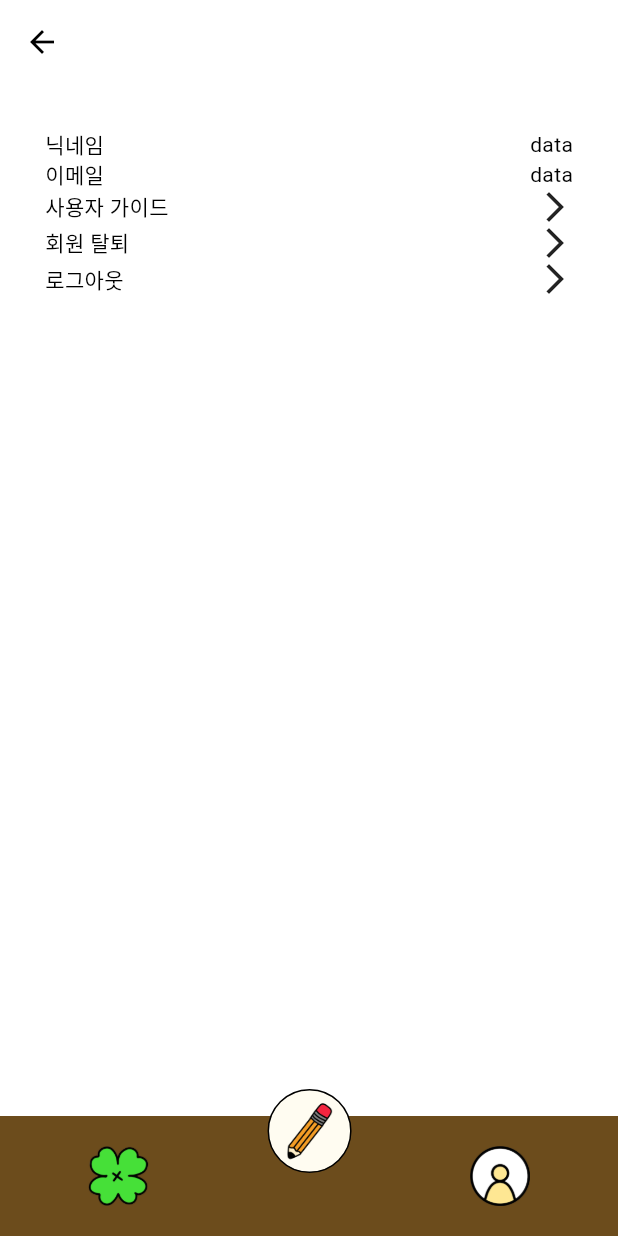
After one commit to soju96/capsule, a Flutter app: the MyPageScreen screen opened directly, on a phone screen of 412 x 824 dp. The commit adds this screen. Run offline on Flutter 3.47's test engine with Material 3 defaults, Android fonts, the phone set to English and light mode, and no system bars.

Commit message:
[wk] / update / index_screen.dart / 작업 중 [wk] / add /. mypage_screen.dart / 추가

```diff
--- a/lib/main.dart
+++ b/lib/main.dart
@@ -1,4 +1,6 @@
 import 'package:capsule/src/pages/home_screen.dart';
+import 'package:capsule/src/pages/index_screen.dart';
+import 'package:capsule/src/pages/mypage_screen.dart';
 import 'package:flutter/material.dart';
 
 void main() {
--- /dev/null
+++ b/lib/src/pages/mypage_screen.dart
@@ -0,0 +1,41 @@
+import 'package:capsule/src/widgets/custom_bottom_app_bar.dart';
+import 'package:flutter/material.dart';
+
+class MyPageScreen extends StatelessWidget {
+  const MyPageScreen({super.key});
+
+  @override
+  Widget build(BuildContext context) {
+    return Scaffold(
+      appBar: AppBar(),
+      body: Container(
+        padding: const EdgeInsets.all(30),
+        child: const Column(
+          children: [
+            Row(
+              mainAxisAlignment: MainAxisAlignment.spaceBetween,
+              children: [Text('닉네임'), Text('data')],
+            ),
+            Row(
+              mainAxisAlignment: MainAxisAlignment.spaceBetween,
+              children: [Text('이메일'), Text('data')],
+            ),
+            Row(
+              mainAxisAlignment: MainAxisAlignment.spaceBetween,
+              children: [Text('사용자 가이드'), Icon(Icons.arrow_forward_ios)],
+            ),
+            Row(
+              mainAxisAlignment: MainAxisAlignment.spaceBetween,
+              children: [Text('회원 탈퇴'), Icon(Icons.arrow_forward_ios)],
+            ),
+            Row(
+              mainAxisAlignment: MainAxisAlignment.spaceBetween,
+              children: [Text('로그아웃'), Icon(Icons.arrow_forward_ios)],
+            ),
+          ],
+        ),
+      ),
+      bottomNavigationBar: const CustomBottomAppBar(),
+    );
+  }
+}
```
Also changed, not shown: lib/src/pages/index_screen.dart (+41 -0 lines).
